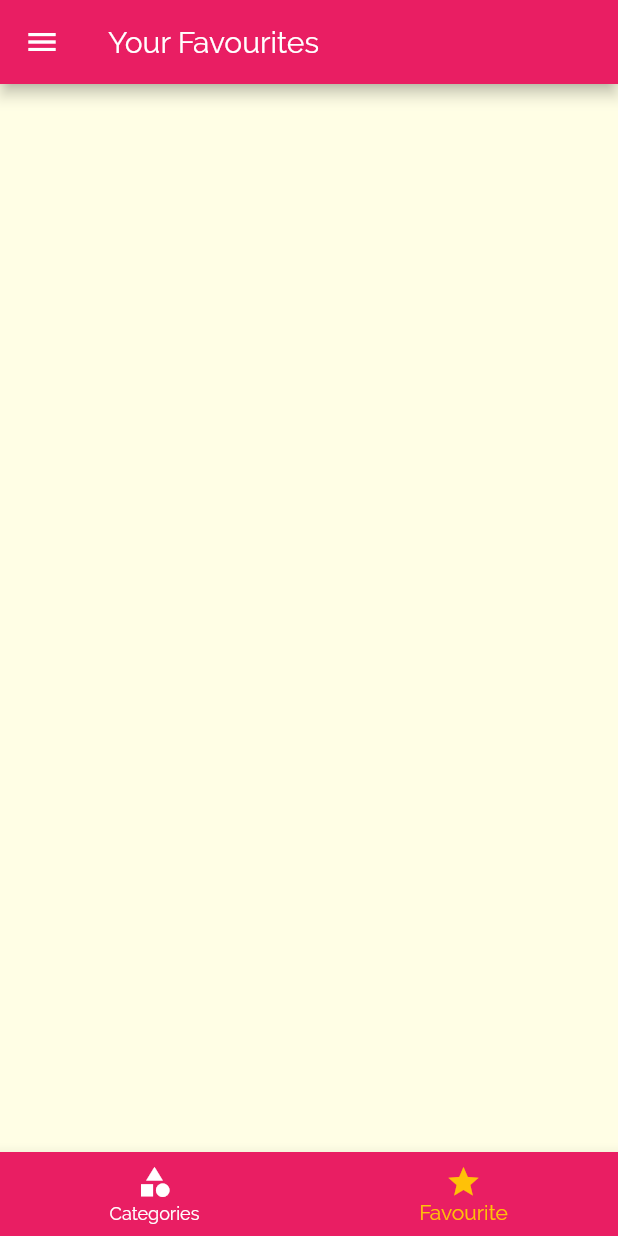
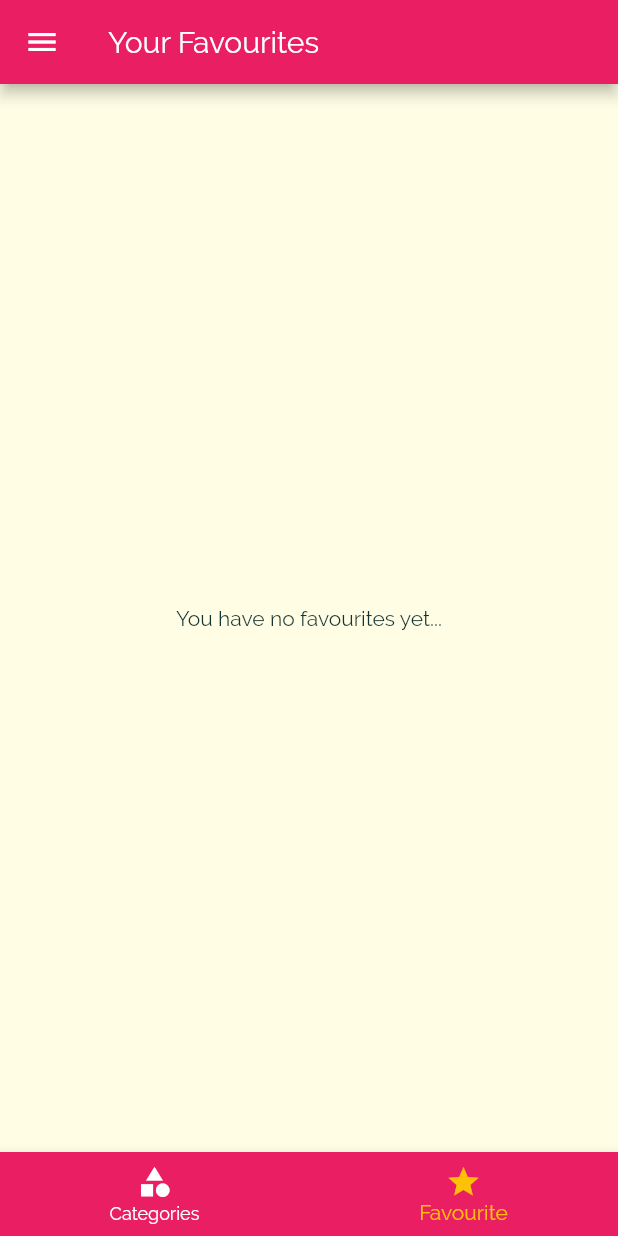
Before and after one commit to prakharmaurya/meal_app, a Flutter app: the screen it shows after launch, item 2 of the bottom bar chosen, on a phone screen of 412 x 824 dp. Run offline on Flutter 3.47's test engine with Material 2 defaults, Android fonts, the phone set to English and light mode, and no system bars.

Commit message:
Add: Favurite button added

```diff
--- a/lib/main.dart
+++ b/lib/main.dart
@@ -26,6 +26,7 @@ class _MyAppState extends State<MyApp> {
   };
 
   List<Meal> _availableMeals = DUMMY_MEALS;
+  List<Meal> _favouriteMeals = [];
 
   void _setFilters(Map<String, bool> filterData) {
     setState(() {
@@ -46,6 +47,26 @@ class _MyAppState extends State<MyApp> {
         return true;
       }).toList();
     });
+  }
+
+  void _toggelFavourite(String mealId) {
+    final existingIndex =
+        _favouriteMeals.indexWhere((meal) => meal.id == mealId);
+    if (existingIndex >= 0) {
+      setState(() {
+        _favouriteMeals.removeAt(existingIndex);
+      });
+    } else {
+      setState(() {
+        _favouriteMeals.add(
+          DUMMY_MEALS.firstWhere((meal) => meal.id == mealId),
+        );
+      });
+    }
+  }
+
+  bool _isMealFavourite(String mealId) {
+    return _favouriteMeals.any((meal) => meal.id == mealId);
   }
 
   @override
@@ -74,10 +95,11 @@ class _MyAppState extends State<MyApp> {
       // home: CategoriesScreen(),
       initialRoute: '/', //default route is '/'
       routes: {
-        '/': (context) => TabsScreen(),
+        '/': (context) => TabsScreen(_favouriteMeals),
         CategoryMealsScreen.routeName: (context) =>
             CategoryMealsScreen(_availableMeals),
-        MealDetailScreen.routeName: (context) => MealDetailScreen(),
+        MealDetailScreen.routeName: (context) =>
+            MealDetailScreen(_toggelFavourite, _isMealFavourite),
         FiltersScreen.routeName: (context) =>
             FiltersScreen(_filters, _setFilters),
       },
--- a/lib/screens/favourite_screen.dart
+++ b/lib/screens/favourite_screen.dart
@@ -1,8 +1,35 @@
 import 'package:flutter/material.dart';
 
+import '../models/meal.dart';
+import '../widgets/meal_item.dart';
+
 class FavouriteScreen extends StatelessWidget {
+  final List<Meal> _favouriteMeals;
+
+  FavouriteScreen(this._favouriteMeals);
+
   @override
   Widget build(BuildContext context) {
-    return Container();
+    if (_favouriteMeals.isEmpty) {
+      return Center(
+        child: Text('You have no favourites yet...'),
+      );
+    } else {
+      return Center(
+        child: ListView.builder(
+          itemBuilder: (context, index) {
+            return MealItem(
+              id: _favouriteMeals[index].id,
+              title: _favouriteMeals[index].title,
+              imageUrl: _favouriteMeals[index].imageUrl,
+              duration: _favouriteMeals[index].duration,
+              complexity: _favouriteMeals[index].complexity,
+              affordability: _favouriteMeals[index].affordability,
+            );
+          },
+          itemCount: _favouriteMeals.length,
+        ),
+      );
+    }
   }
 }
--- a/lib/screens/tabs_screen.dart
+++ b/lib/screens/tabs_screen.dart
@@ -3,17 +3,31 @@ import 'package:flutter/material.dart';
 import './categories_screen.dart';
 import './favourite_screen.dart';
 import '../widgets/main_drawer.dart';
+import '../models/meal.dart';
 
 class TabsScreen extends StatefulWidget {
+  final List<Meal> _favouriteMeals;
+
+  TabsScreen(this._favouriteMeals);
+
   @override
   _TabsScreenState createState() => _TabsScreenState();
 }
 
 class _TabsScreenState extends State<TabsScreen> {
-  final List<Map<String, Object>> _pages = [
-    {'page': CategoriesScreen(), 'title': 'Categories'},
-    {'page': FavouriteScreen(), 'title': 'Your Favourites'},
-  ];
+  List<Map<String, Object>> _pages;
+
+  @override
+  void initState() {
+    _pages = [
+      {'page': CategoriesScreen(), 'title': 'Categories'},
+      {
+        'page': FavouriteScreen(widget._favouriteMeals),
+        'title': 'Your Favourites'
+      },
+    ];
+    super.initState();
+  }
 
   int _selectedPageIndex = 0;
 
```
Also changed, not shown: lib/screens/category_meals_screen.dart (+0 -9 lines), lib/screens/meal_detail_screen.dart (+7 -4 lines), lib/widgets/meal_item.dart (+9 -10 lines).
